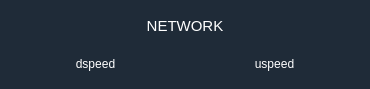
rahmanshaber/corebox, file app/coreaction/wnetwork.ui: the form before one commit.
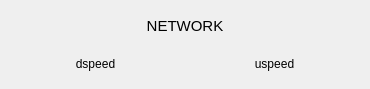
The form after the commit.

Patch:
```diff
--- a/app/coreaction/wnetwork.ui
+++ b/app/coreaction/wnetwork.ui
@@ -36,12 +36,9 @@
     <number>0</number>
    </property>
    <item>
-    <widget class="QFrame" name="">
-     <property name="styleSheet">
-      <string notr="true">QWidget{
-background-color: #1F2B38; ;
-color: #FFFFFF; 
-}</string>
+    <widget class="QWidget" name="widget" native="true">
+     <property name="accessibleName">
+      <string>widgets</string>
      </property>
      <layout class="QGridLayout" name="gridLayout">
       <item row="1" column="0">
```
Left out of the diff: 2 changed lines with no effect on the pictures.
